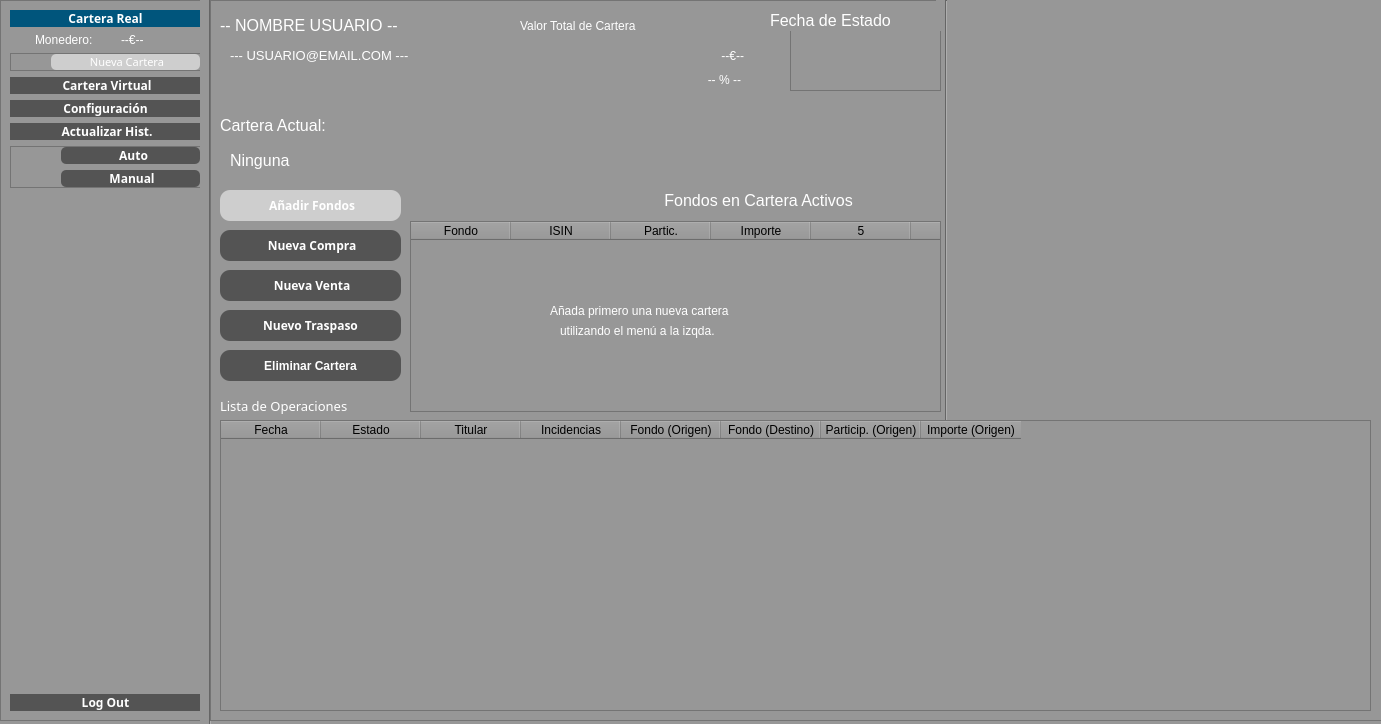
This is src/GUI/PrincipalUsuario.ui in jesusramondovale/IngenicaSTS as Qt 5 draws it before an edit. The edited form follows.
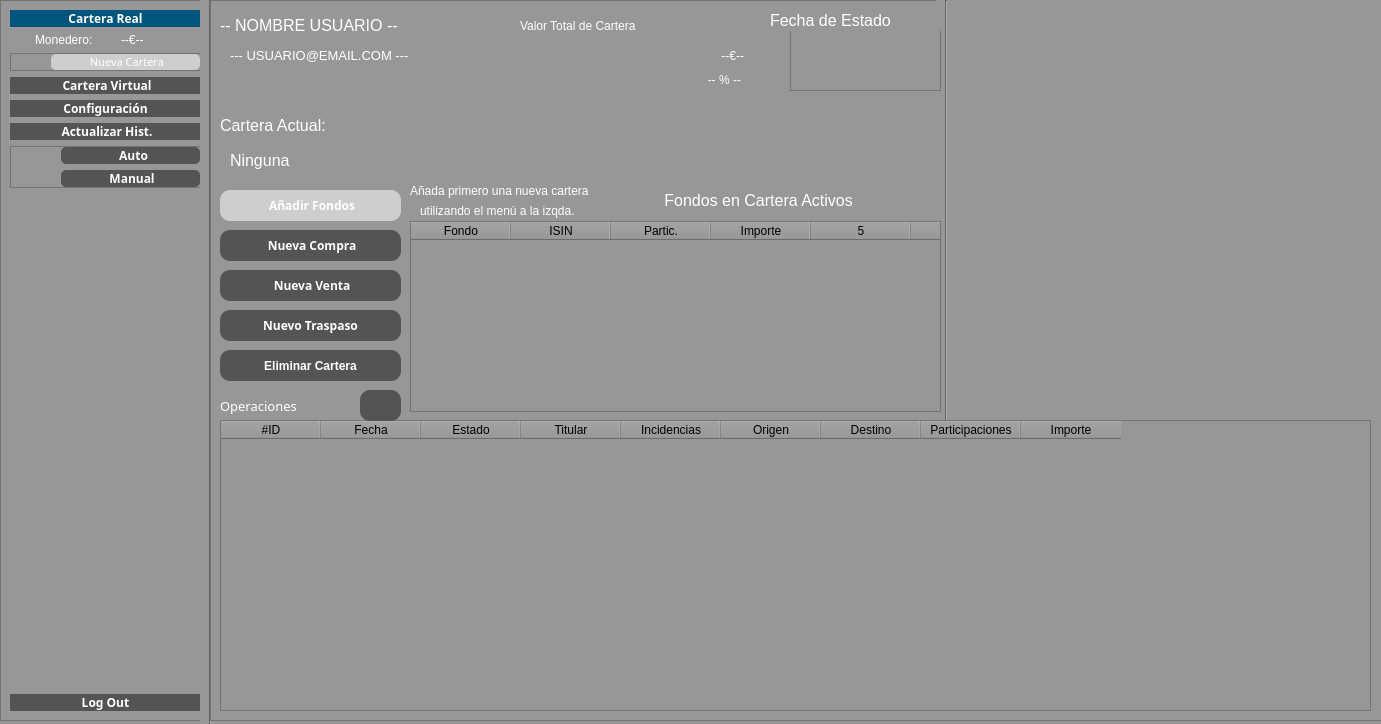
This is the edited form. Icons and pictures are not drawn.

Commit message: Añadido: Actualización (Edición) de Operaciones

Patch:
```diff
--- a/src/GUI/PrincipalUsuario.ui
+++ b/src/GUI/PrincipalUsuario.ui
@@ -134,7 +134,7 @@
        <item>
         <widget class="QLabel" name="label_6">
          <property name="styleSheet">
-          <string notr="true">	font: 25 9pt &quot;Yu Gothic UI Light&quot;;</string>
+          <string notr="true">	font: 25 8pt &quot;Yu Gothic UI Light&quot;;</string>
          </property>
          <property name="text">
           <string>Monedero:</string>
@@ -144,7 +144,7 @@
        <item>
         <widget class="QLabel" name="labelMonederoTotal">
          <property name="styleSheet">
-          <string notr="true">	font: 25 9pt &quot;Yu Gothic UI Light&quot;;</string>
+          <string notr="true">font: 75 8pt &quot;Yu Gothic UI&quot;;</string>
          </property>
          <property name="text">
           <string>--€--</string>
@@ -1087,7 +1087,7 @@
       <rect>
        <x>10</x>
        <y>390</y>
-       <width>181</width>
+       <width>111</width>
        <height>31</height>
       </rect>
      </property>
@@ -1104,7 +1104,7 @@
       <string notr="true">font: 25 10pt &quot;Yu Gothic UI Light&quot;;</string>
      </property>
      <property name="text">
-      <string>Lista de Operaciones</string>
+      <string>Operaciones</string>
      </property>
     </widget>
     <widget class="QTableWidget" name="tableOperaciones">
@@ -1119,9 +1119,17 @@
      <property name="horizontalScrollBarPolicy">
       <enum>Qt::ScrollBarAlwaysOff</enum>
      </property>
+     <property name="columnCount">
+      <number>9</number>
+     </property>
      <attribute name="verticalHeaderVisible">
       <bool>false</bool>
      </attribute>
+     <column>
+      <property name="text">
+       <string>#ID</string>
+      </property>
+     </column>
      <column>
       <property name="text">
        <string>Fecha</string>
@@ -1144,22 +1152,22 @@
      </column>
      <column>
       <property name="text">
-       <string>Fondo (Origen)</string>
+       <string>Origen</string>
       </property>
      </column>
      <column>
       <property name="text">
-       <string>Fondo (Destino)</string>
+       <string>Destino</string>
       </property>
      </column>
      <column>
       <property name="text">
-       <string>Particip. (Origen)</string>
+       <string>Participaciones</string>
       </property>
      </column>
      <column>
       <property name="text">
-       <string>Importe (Origen)</string>
+       <string>Importe</string>
       </property>
      </column>
     </widget>
@@ -1289,12 +1297,15 @@
     <widget class="QLabel" name="labelSinCarteras">
      <property name="geometry">
       <rect>
-       <x>340</x>
-       <y>300</y>
+       <x>200</x>
+       <y>180</y>
        <width>241</width>
        <height>21</height>
       </rect>
      </property>
+     <property name="styleSheet">
+      <string notr="true">font: 8pt &quot;MS Shell Dlg 2&quot;;</string>
+     </property>
      <property name="text">
       <string>Añada primero una nueva cartera</string>
      </property>
@@ -1302,12 +1313,15 @@
     <widget class="QLabel" name="labelSinCarteras2">
      <property name="geometry">
       <rect>
-       <x>350</x>
-       <y>320</y>
+       <x>210</x>
+       <y>200</y>
        <width>211</width>
        <height>21</height>
       </rect>
      </property>
+     <property name="styleSheet">
+      <string notr="true">font: 8pt &quot;MS Shell Dlg 2&quot;;</string>
+     </property>
      <property name="text">
       <string>utilizando el menú a la izqda.</string>
      </property>
@@ -1507,6 +1521,23 @@
      <column/>
      <column/>
     </widget>
+    <widget class="QPushButton" name="buttonSaveOperaciones">
+     <property name="geometry">
+      <rect>
+       <x>150</x>
+       <y>390</y>
+       <width>41</width>
+       <height>31</height>
+      </rect>
+     </property>
+     <property name="text">
+      <string/>
+     </property>
+     <property name="icon">
+      <iconset>
+       <normaloff>../../dist/launcher/src/feather/save.svg</normaloff>../../dist/launcher/src/feather/save.svg</iconset>
+     </property>
+    </widget>
     <zorder>buttonAddISINReal</zorder>
     <zorder>label_3</zorder>
     <zorder>buttonBorrarCarteraReal</zorder>
@@ -1527,8 +1558,9 @@
     <zorder>labelRendimientoTotal</zorder>
     <zorder>tableFondosCartera</zorder>
     <zorder>tableOperaciones</zorder>
-    <zorder>labelSinCarteras2</zorder>
     <zorder>labelSinCarteras</zorder>
+    <zorder>labelSinCarteras2</zorder>
+    <zorder>buttonSaveOperaciones</zorder>
    </widget>
    <zorder>frameBarra</zorder>
    <zorder>line</zorder>
```
The commit also changes 10 other files.
